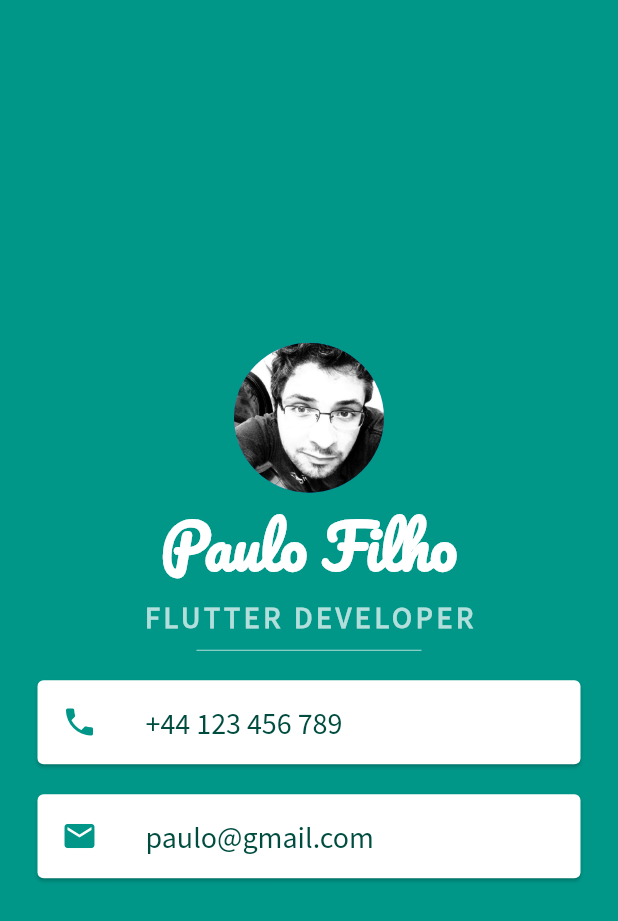
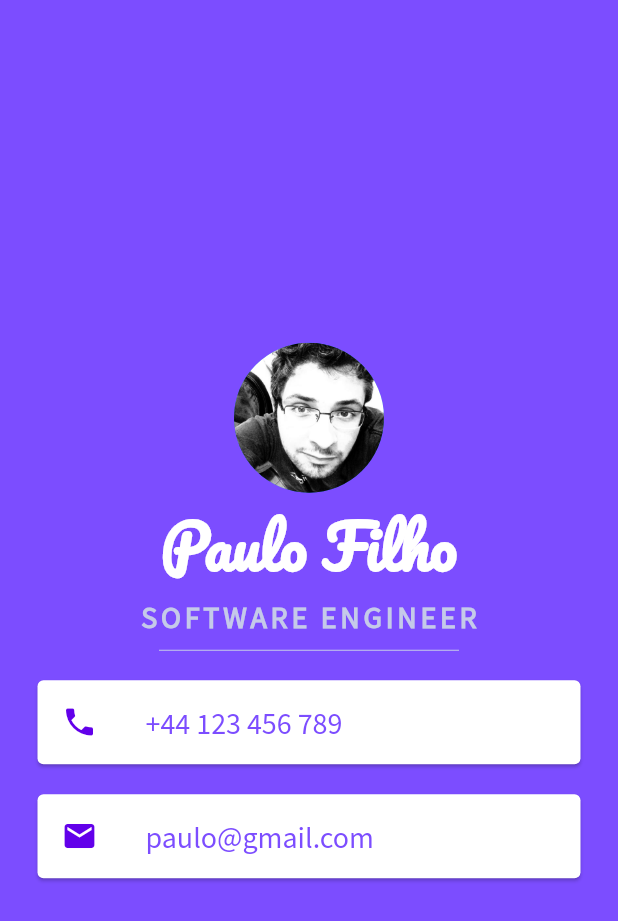
Before and after one commit to paulocf92/flutter-app-brewery, a Flutter app: the screen it shows after launch, on a phone screen of 412 x 824 dp. Shown: the top 921 px of the screen. Run offline on Flutter 3.47's test engine with Material 2 defaults, Android fonts, the phone set to English and light mode, and no system bars.

Commit message:
chore: add a little customization

```diff
--- a/mi-card/lib/main.dart
+++ b/mi-card/lib/main.dart
@@ -9,7 +9,7 @@ class MyApp extends StatelessWidget {
   Widget build(BuildContext context) {
     return MaterialApp(
       home: Scaffold(
-        backgroundColor: Colors.teal,
+        backgroundColor: Colors.deepPurpleAccent,
         body: SafeArea(
           child: Column(
             mainAxisAlignment: MainAxisAlignment.center,
@@ -28,20 +28,20 @@ class MyApp extends StatelessWidget {
                 ),
               ),
               Text(
-                'FLUTTER DEVELOPER',
+                'SOFTWARE ENGINEER',
                 style: TextStyle(
                   fontFamily: 'Source Sans Pro',
                   fontSize: 20.0,
                   letterSpacing: 2.5,
-                  color: Colors.teal.shade100,
+                  color: Colors.indigo.shade100,
                   fontWeight: FontWeight.bold,
                 ),
               ),
               SizedBox(
                 height: 20,
-                width: 150,
+                width: 200,
                 child: Divider(
-                  color: Colors.teal.shade100,
+                  color: Colors.indigo.shade100,
                 ),
               ),
               Card(
@@ -52,12 +52,12 @@ class MyApp extends StatelessWidget {
                 child: ListTile(
                   leading: Icon(
                     Icons.phone,
-                    color: Colors.teal,
+                    color: Colors.deepPurpleAccent.shade700,
                   ),
                   title: Text(
                     '+44 123 456 789',
                     style: TextStyle(
-                      color: Colors.teal.shade900,
+                      color: Colors.deepPurpleAccent,
                       fontFamily: 'Source Sans Pro',
                       fontSize: 20,
                     ),
@@ -72,12 +72,12 @@ class MyApp extends StatelessWidget {
                 child: ListTile(
                   leading: Icon(
                     Icons.email,
-                    color: Colors.teal,
+                    color: Colors.deepPurpleAccent.shade700,
                   ),
                   title: Text(
                     'paulo@gmail.com',
                     style: TextStyle(
-                      color: Colors.teal.shade900,
+                      color: Colors.deepPurpleAccent,
                       fontFamily: 'Source Sans Pro',
                       fontSize: 20,
                     ),
```
